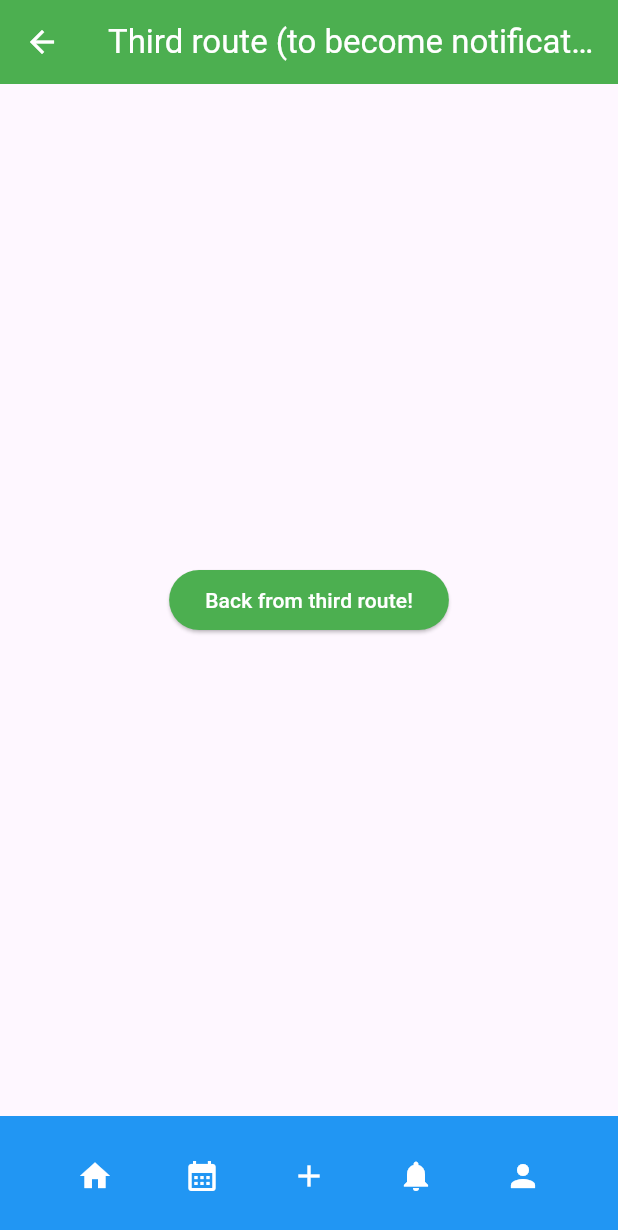
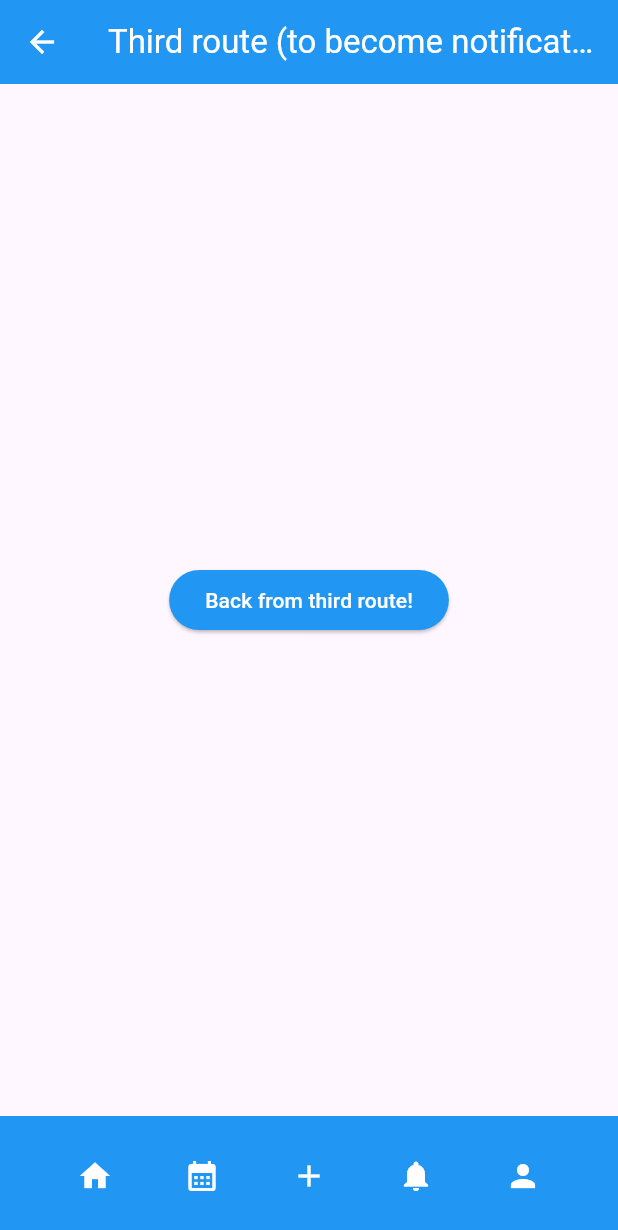
Before and after one commit to ThomasD0213/macro-tracker, a Flutter app: the FourthRoute screen opened directly, after a tap on the "notifications" icon, on a phone screen of 412 x 824 dp. Shown: the top 1230 px of the screen. Run offline on Flutter 3.47's test engine with Material 3 defaults, Android fonts, the phone set to English and light mode, and no system bars; our stand-ins replace table_calendar.

```diff
--- a/lib/main.dart
+++ b/lib/main.dart
@@ -125,7 +125,6 @@ class _BottomAppBar extends StatelessWidget {
 }
 
 class FirstRoute extends StatelessWidget {
-
   const FirstRoute({Key? key}) : super(key: key);
 
   @override
@@ -133,13 +132,13 @@ class FirstRoute extends StatelessWidget {
     return Scaffold(
       appBar: AppBar(
         title: const Text("Third route (to become notification bar)"),
-        backgroundColor: Colors.green,
+        backgroundColor: Colors.blue,
         foregroundColor: Colors.white,
       ), // AppBar
       body: Center(
         child: ElevatedButton(
           style: ButtonStyle(
-              backgroundColor: WidgetStateProperty.all(Colors.green),
+              backgroundColor: WidgetStateProperty.all(Colors.blue),
               foregroundColor: WidgetStateProperty.all(Colors.white)),
           onPressed: () {
             Navigator.push(
@@ -167,7 +166,7 @@ class SecondRoute extends StatelessWidget {
     return Scaffold(
       appBar: AppBar(
         title: const Text("Calendar"),
-        backgroundColor: Colors.green,
+        backgroundColor: Colors.blue,
         foregroundColor: Colors.white,
       ), // AppBar
       body: TableCalendar(
@@ -212,13 +211,13 @@ class ThirdRoute extends StatelessWidget {
     return Scaffold(
       appBar: AppBar(
         title: const Text("Third route (to become notification bar)"),
-        backgroundColor: Colors.green,
+        backgroundColor: Colors.blue,
         foregroundColor: Colors.white,
       ), // AppBar
       body: Center(
         child: ElevatedButton(
           style: ButtonStyle(
-              backgroundColor: WidgetStateProperty.all(Colors.green),
+              backgroundColor: WidgetStateProperty.all(Colors.blue),
               foregroundColor: WidgetStateProperty.all(Colors.white)),
           onPressed: () {
             Navigator.push(
@@ -242,13 +241,13 @@ class FourthRoute extends StatelessWidget {
     return Scaffold(
       appBar: AppBar(
         title: const Text("Fourth route (to become User)"),
-        backgroundColor: Colors.green,
+        backgroundColor: Colors.blue,
         foregroundColor: Colors.white,
       ), // AppBar
       body: Center(
         child: ElevatedButton(
           style: ButtonStyle(
-              backgroundColor: WidgetStateProperty.all(Colors.green),
+              backgroundColor: WidgetStateProperty.all(Colors.blue),
               foregroundColor: WidgetStateProperty.all(Colors.white)),
           onPressed: () {
             Navigator.push(
```
